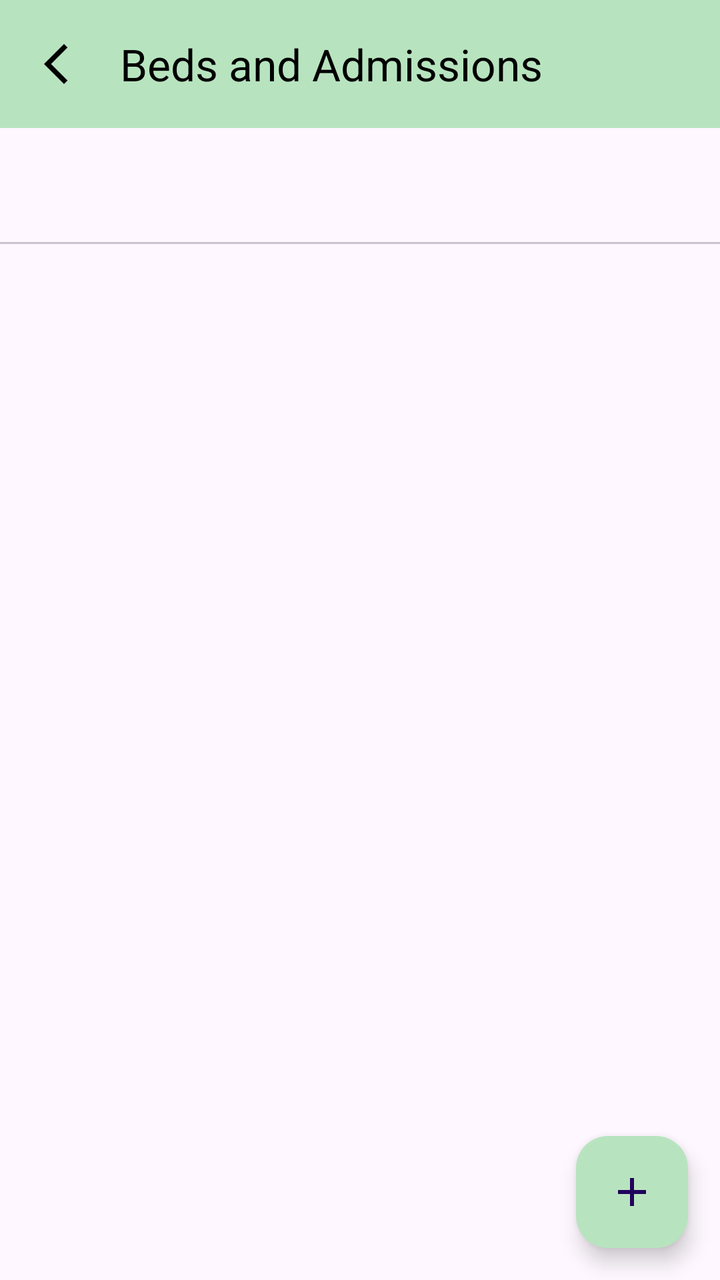
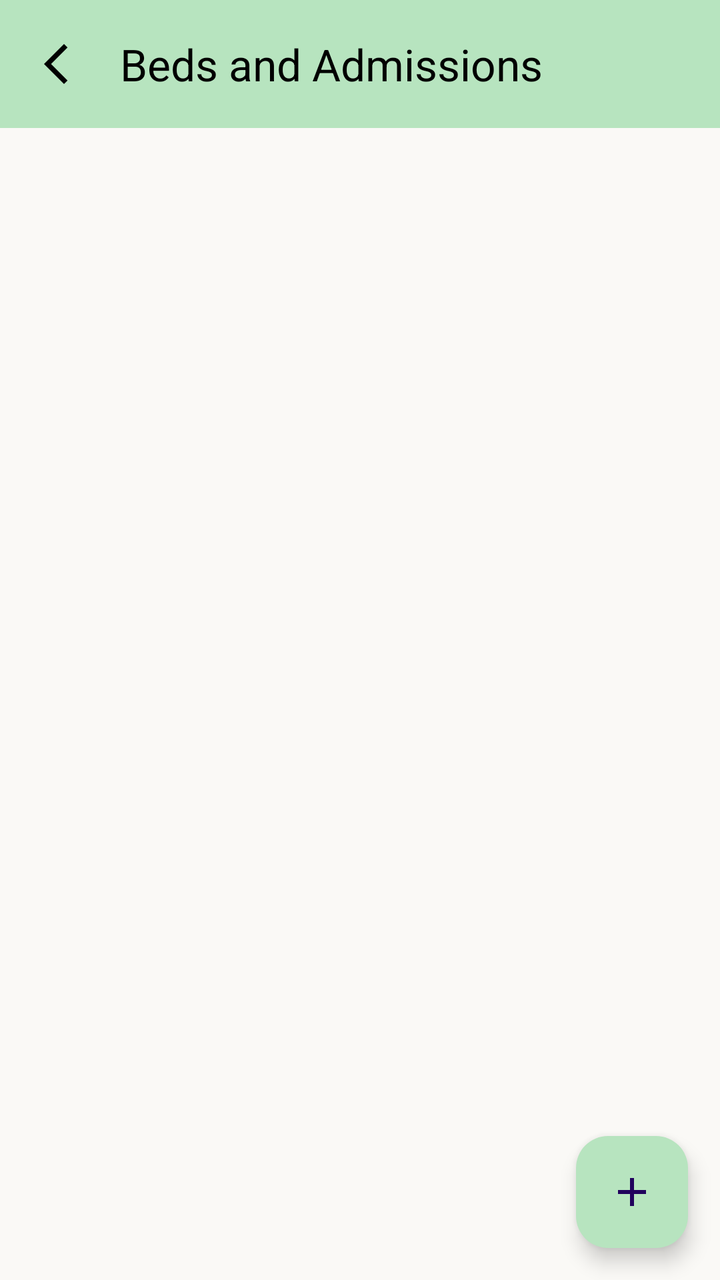

The first picture is an Android layout as it rendered before a commit; the second is the same layout after the commit. The layout source and the unified diff follow.
<!-- AndroidManifest.xml: application theme Theme.PulseSync -->
<!-- res/layout/activity_beds_admissions.xml -->
<?xml version="1.0" encoding="utf-8"?>
<LinearLayout
    xmlns:android="http://schemas.android.com/apk/res/android"
    xmlns:app="http://schemas.android.com/apk/res-auto"
    xmlns:tools="http://schemas.android.com/tools"
    android:layout_width="match_parent"
    android:layout_height="match_parent"
    android:orientation="vertical"
    tools:context=".beds.BedsAdmissions">

    <com.google.android.material.appbar.MaterialToolbar
        android:id="@+id/toolbar"
        android:layout_width="match_parent"
        android:layout_height="wrap_content"
        android:background="@color/primary_green"
        app:title="Beds and Admissions"
        app:titleTextColor="@color/black"
        app:navigationIcon="@drawable/baseline_arrow_back_ios_new_24"
        app:layout_scrollFlags="scroll|enterAlways" />

        <com.google.android.material.tabs.TabLayout
            android:id="@+id/bedsTabs"
            android:layout_marginTop="10dp"
            android:layout_width="match_parent"
            app:tabIndicatorColor="@color/primary_green"
            app:tabSelectedTextColor="@color/primary_green"
            app:tabTextColor="@color/black"
            android:layout_height="wrap_content" />


        <androidx.viewpager2.widget.ViewPager2
            android:id="@+id/viewPager"
            android:layout_width="match_parent"
            android:layout_height="0dp"
            android:layout_marginTop="10dp"
            android:layout_weight="1" />

    <com.google.android.material.floatingactionbutton.FloatingActionButton
        android:id="@+id/fabAdd"
        android:layout_width="wrap_content"
        android:layout_height="wrap_content"
        android:layout_gravity="bottom|end"
        android:layout_margin="16dp"
        android:src="@drawable/baseline_add_24"
        android:contentDescription="Add Bed/Admission"
        app:backgroundTint="@color/primary_green"/>

</LinearLayout>
<!-- resources referenced by this layout -->
<resources>
  <color name="black">#FF000000</color>
  <color name="primary_green">#b7e4bf</color>
  <!-- drawable baseline_add_24 (drawable) -->
  <vector xmlns:android="http://schemas.android.com/apk/res/android" android:height="24dp" android:tint="#000000" android:viewportHeight="24" android:viewportWidth="24" android:width="24dp">
        
      <path android:fillColor="@android:color/white" android:pathData="M19,13h-6v6h-2v-6H5v-2h6V5h2v6h6v2z"/>
      
  </vector>
  <!-- drawable baseline_arrow_back_ios_new_24 (drawable) -->
  <vector xmlns:android="http://schemas.android.com/apk/res/android" android:height="24dp" android:tint="#000000" android:viewportHeight="24" android:viewportWidth="24" android:width="24dp">
        
      <path android:fillColor="@android:color/white" android:pathData="M17.77,3.77l-1.77,-1.77l-10,10l10,10l1.77,-1.77l-8.23,-8.23z"/>
      
  </vector>
  <style name="Theme.PulseSync" parent="Base.Theme.PulseSync" />
  <style name="Base.Theme.PulseSync" parent="Theme.Material3.DayNight.NoActionBar">
          
          
      </style>
</resources>

<!-- the commit's change to res/layout/activity_beds_admissions.xml (unified diff, before → after) -->
@@ -6,6 +6,7 @@
     android:layout_width="match_parent"
     android:layout_height="match_parent"
     android:orientation="vertical"
+    android:background="@color/white_dove"
     tools:context=".beds.BedsAdmissions">
 
     <com.google.android.material.appbar.MaterialToolbar
@@ -20,6 +21,7 @@
 
         <com.google.android.material.tabs.TabLayout
             android:id="@+id/bedsTabs"
+            android:background="@color/white_dove"
             android:layout_marginTop="10dp"
             android:layout_width="match_parent"
             app:tabIndicatorColor="@color/primary_green"
<!-- resource entries referenced after the edit -->
@@ -2,6 +2,7 @@
 <resources>
   <color name="black">#FF000000</color>
   <color name="primary_green">#b7e4bf</color>
+  <color name="white_dove">#FAF9F6</color>
   <!-- drawable baseline_add_24 (drawable) -->
   <vector xmlns:android="http://schemas.android.com/apk/res/android" android:height="24dp" android:tint="#000000" android:viewportHeight="24" android:viewportWidth="24" android:width="24dp">
         
